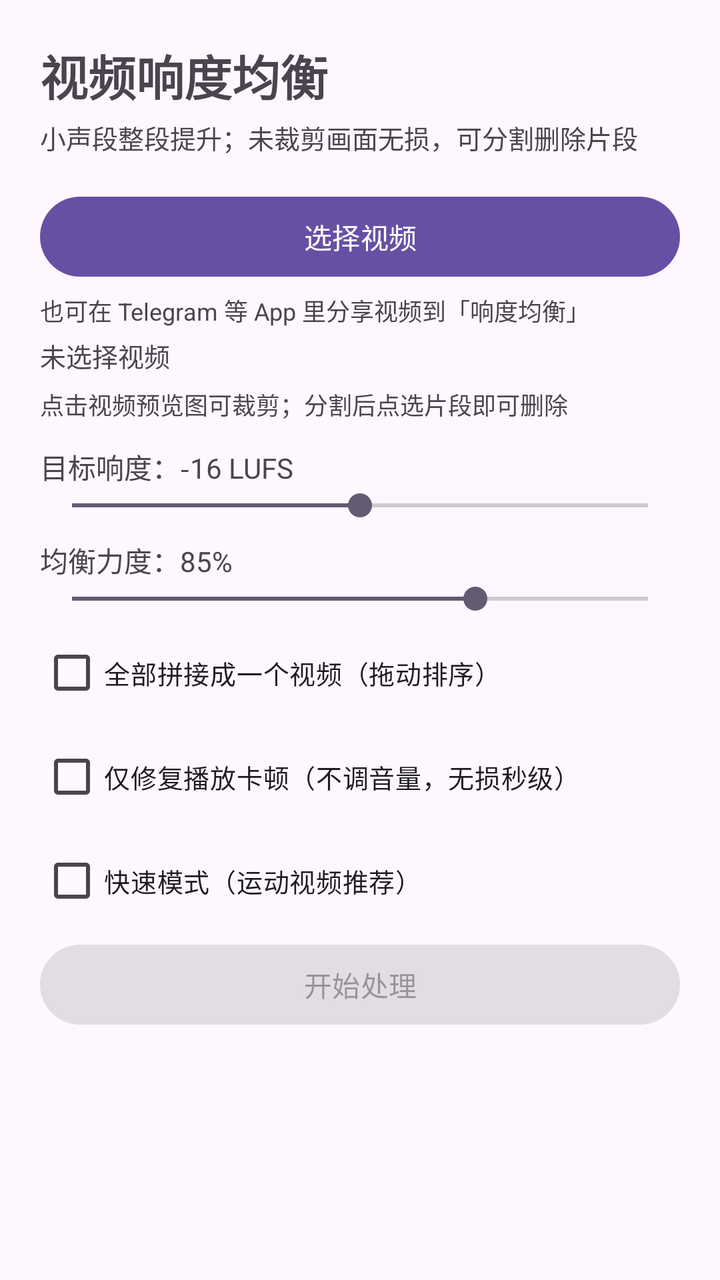
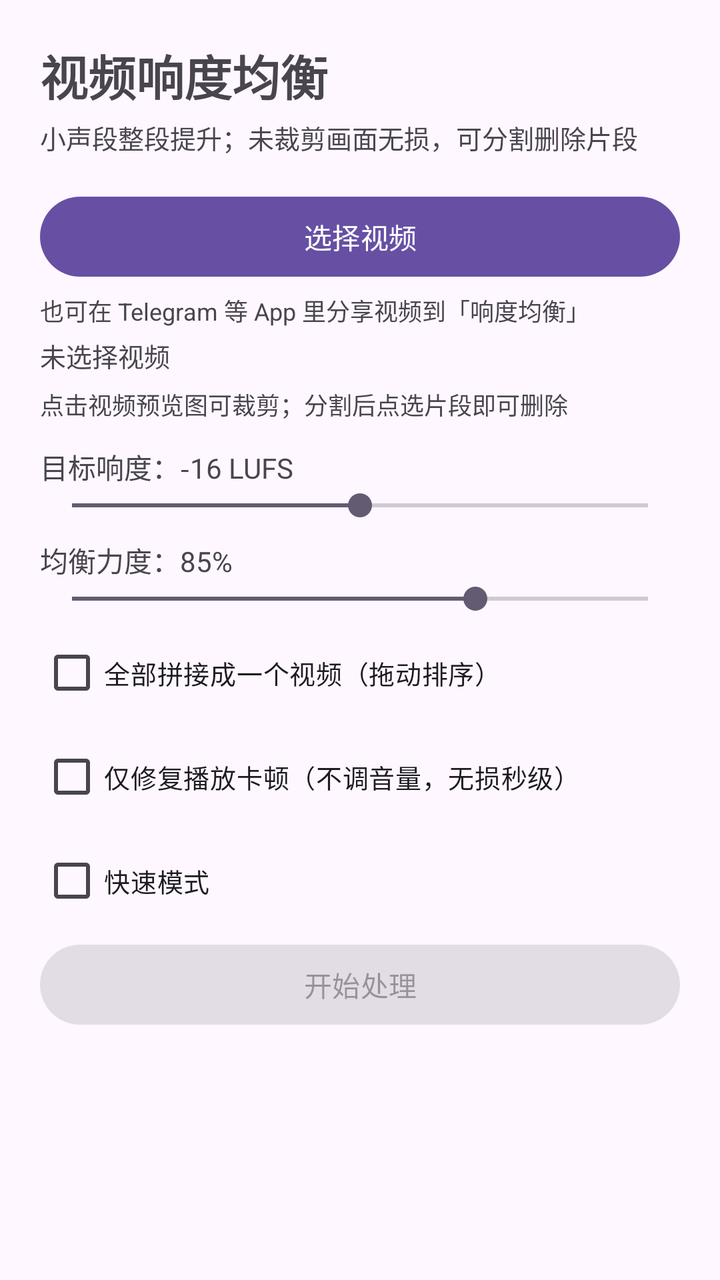

The first picture is an Android layout as it rendered before a commit; the second is the same layout after the commit. The layout source and the unified diff follow.
<!-- AndroidManifest.xml: application theme Theme.App -->
<!-- res/layout/activity_main.xml -->
<?xml version="1.0" encoding="utf-8"?>
<LinearLayout xmlns:android="http://schemas.android.com/apk/res/android"
    android:layout_width="match_parent"
    android:layout_height="match_parent"
    android:orientation="vertical"
    android:padding="20dp">

    <TextView
        android:layout_width="wrap_content"
        android:layout_height="wrap_content"
        android:text="视频响度均衡"
        android:textSize="24sp"
        android:textStyle="bold" />

    <TextView
        android:layout_width="wrap_content"
        android:layout_height="wrap_content"
        android:layout_marginTop="4dp"
        android:text="小声段整段提升；未裁剪画面无损，可分割删除片段"
        android:textSize="13sp" />

    <Button
        android:id="@+id/btnPick"
        android:layout_width="match_parent"
        android:layout_height="wrap_content"
        android:layout_marginTop="16dp"
        android:text="选择视频" />

    <TextView
        android:layout_width="wrap_content"
        android:layout_height="wrap_content"
        android:layout_marginTop="4dp"
        android:text="也可在 Telegram 等 App 里分享视频到「响度均衡」"
        android:textSize="12sp" />

    <TextView
        android:id="@+id/tvSelected"
        android:layout_width="wrap_content"
        android:layout_height="wrap_content"
        android:layout_marginTop="4dp"
        android:text="未选择视频"
        android:textSize="13sp" />

    <androidx.recyclerview.widget.RecyclerView
        android:id="@+id/rvFiles"
        android:layout_width="match_parent"
        android:layout_height="wrap_content"
        android:layout_marginTop="4dp" />

    <TextView
        android:layout_width="wrap_content"
        android:layout_height="wrap_content"
        android:layout_marginTop="2dp"
        android:text="点击视频预览图可裁剪；分割后点选片段即可删除"
        android:textSize="12sp" />

    <TextView
        android:id="@+id/tvTarget"
        android:layout_width="wrap_content"
        android:layout_height="wrap_content"
        android:layout_marginTop="12dp"
        android:text="目标响度：-16 LUFS" />

    <SeekBar
        android:id="@+id/sbTarget"
        android:layout_width="match_parent"
        android:layout_height="wrap_content"
        android:max="8"
        android:progress="4" />

    <TextView
        android:id="@+id/tvStrength"
        android:layout_width="wrap_content"
        android:layout_height="wrap_content"
        android:layout_marginTop="8dp"
        android:text="均衡力度：85%" />

    <SeekBar
        android:id="@+id/sbStrength"
        android:layout_width="match_parent"
        android:layout_height="wrap_content"
        android:max="50"
        android:progress="35" />

    <CheckBox
        android:id="@+id/cbConcat"
        android:layout_width="wrap_content"
        android:layout_height="wrap_content"
        android:layout_marginTop="4dp"
        android:text="全部拼接成一个视频（拖动排序）"
        android:textSize="13sp" />

    <CheckBox
        android:id="@+id/cbRepair"
        android:layout_width="wrap_content"
        android:layout_height="wrap_content"
        android:layout_marginTop="4dp"
        android:text="仅修复播放卡顿（不调音量，无损秒级）"
        android:textSize="13sp" />

    <CheckBox
        android:id="@+id/cbFast"
        android:layout_width="wrap_content"
        android:layout_height="wrap_content"
        android:layout_marginTop="4dp"
        android:text="快速模式（运动视频推荐）"
        android:textSize="13sp" />

    <Button
        android:id="@+id/btnStart"
        android:layout_width="match_parent"
        android:layout_height="wrap_content"
        android:layout_marginTop="4dp"
        android:enabled="false"
        android:text="开始处理" />

    <ProgressBar
        android:id="@+id/pbFile"
        style="?android:attr/progressBarStyleHorizontal"
        android:layout_width="match_parent"
        android:layout_height="wrap_content"
        android:layout_marginTop="8dp"
        android:max="100"
        android:visibility="invisible" />

    <TextView
        android:id="@+id/tvStage"
        android:layout_width="wrap_content"
        android:layout_height="wrap_content"
        android:textSize="13sp" />

    <ScrollView
        android:id="@+id/svLog"
        android:layout_width="match_parent"
        android:layout_height="0dp"
        android:layout_marginTop="8dp"
        android:layout_weight="1">

        <TextView
            android:id="@+id/tvLog"
            android:layout_width="match_parent"
            android:layout_height="wrap_content"
            android:fontFamily="monospace"
            android:textIsSelectable="true"
            android:textSize="12sp" />
    </ScrollView>

</LinearLayout>
<!-- resources referenced by this layout -->
<resources>
  <style name="Theme.App" parent="Theme.Material3.DayNight.NoActionBar" />
</resources>

<!-- the commit's change to res/layout/activity_main.xml (unified diff, before → after) -->
@@ -103,7 +103,7 @@
         android:layout_width="wrap_content"
         android:layout_height="wrap_content"
         android:layout_marginTop="4dp"
-        android:text="快速模式（运动视频推荐）"
+        android:text="快速模式"
         android:textSize="13sp" />
 
     <Button
